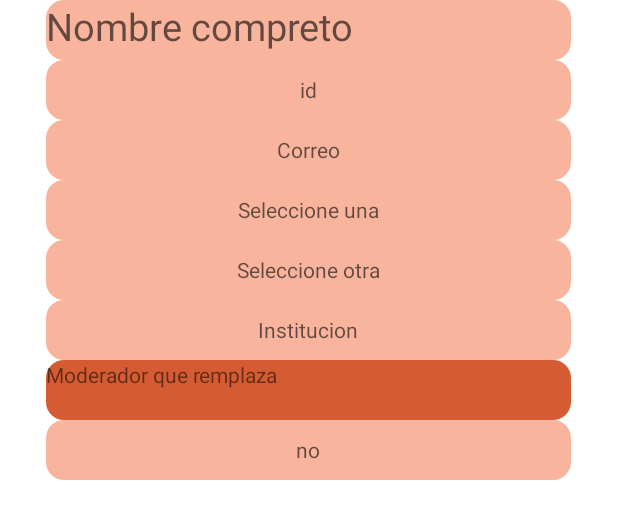
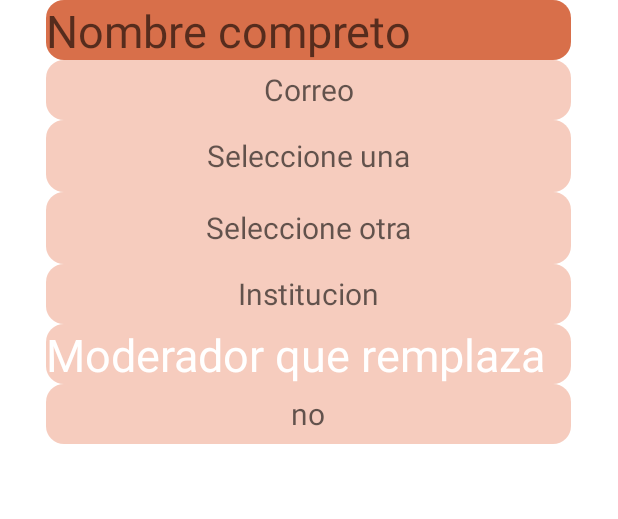
Before and after one commit to edwin-wq/ComMovProyecto, an Android app: the layout lista_item_moderador.xml on its own in the app's theme, with its tools: preview values and no code run, on a phone screen of 412 x 824 dp. Shown: the top 519 px of the screen. Run offline under Robolectric (Android 15) with nearby library versions, the phone set to English and light mode, and no system bars.

Commit message:
correcion de estilo al mostrar

```diff
--- a/app/src/main/java/com/example/commovproyecto/adaptadores/ListaModeradoresAdapter.java
+++ b/app/src/main/java/com/example/commovproyecto/adaptadores/ListaModeradoresAdapter.java
@@ -45,10 +45,11 @@ public class ListaModeradoresAdapter extends RecyclerView.Adapter<ListaModerador
     }
 
     public class ModeradorViewHolder extends RecyclerView.ViewHolder {
-        TextView viewId,viewNombre, viewCorreo, viewArea1, viewarea2, viewInstitucion, viewNombreMR;
+        //viewId
+        TextView viewNombre, viewCorreo, viewArea1, viewarea2, viewInstitucion, viewNombreMR;
         public ModeradorViewHolder(@NonNull View itemView) {
             super(itemView);
-            viewId= itemView.findViewById(R.id.viewId);
+            //viewId= itemView.findViewById(R.id.viewId);
             viewNombre= itemView.findViewById(R.id.viewNombreM);
             viewCorreo= itemView.findViewById(R.id.viewCorreo);
             viewArea1= itemView.findViewById(R.id.viewArea1);
--- a/app/src/main/res/drawable-mdpi/caja_text_style.xml
+++ b/app/src/main/res/drawable-mdpi/caja_text_style.xml
@@ -1,6 +1,6 @@
 <?xml version="1.0" encoding="utf-8"?>
 <shape xmlns:android="http://schemas.android.com/apk/res/android">
-<solid android:color="#F8B49D"> </solid>
+<solid android:color="#F6CCBE"> </solid>
     <spading
         android:right="2dp"
         android:left="2dp"
--- a/app/src/main/res/drawable-mdpi/text_style.xml
+++ b/app/src/main/res/drawable-mdpi/text_style.xml
@@ -1,6 +1,6 @@
 <?xml version="1.0" encoding="utf-8"?>
 <shape xmlns:android="http://schemas.android.com/apk/res/android">
-<solid android:color="#D55C32"> </solid>
+<solid android:color="#D86F4A"> </solid>
 <spading android:right="2dp"
         android:left="2dp"
         android:bottom="5dp"></spading>
--- a/app/src/main/res/layout/lista_item_moderador.xml
+++ b/app/src/main/res/layout/lista_item_moderador.xml
@@ -11,19 +11,11 @@
         android:id="@+id/viewNombreM"
         android:layout_width="350dp"
         android:layout_height="40dp"
-        android:background="@drawable/caja_text_style"
+        android:background="@drawable/text_style"
         android:hint="@string/nombreM"
+        android:textColor="@color/white"
         android:inputType="textPersonName"
-        android:textSize="25dp" />
-    <TextView
-        android:id="@+id/viewId"
-        android:layout_width="350dp"
-        android:layout_height="40dp"
-        android:gravity="center"
-        android:background="@drawable/caja_text_style"
-        android:hint="@string/Id"
-        android:inputType="textPersonName"
-         />
+        android:textSize="30dp" />
 
 
     <TextView
@@ -34,28 +26,31 @@
         android:gravity="center"
         android:hint="@string/correo"
         android:inputType="textPersonName"
-        tools:ignore="TouchTargetSizeCheck" />
+        tools:ignore="TouchTargetSizeCheck"
+        android:textColor="@color/white"
+        android:textSize="20dp"/>
 
     <TextView
         android:id="@+id/viewArea1"
         android:layout_width="350dp"
-        android:layout_height="40dp"
-        android:textColor="@color/white"
-        android:hint="@string/areaPri"
+        android:layout_height="48dp"
         android:background="@drawable/caja_text_style"
         android:gravity="center"
+        android:hint="@string/areaPri"
         android:inputType="textPersonName"
-        />
+        android:textColor="@color/white"
+        android:textSize="20dp"/>
+
     <TextView
         android:id="@+id/viewarea2"
         android:layout_width="350dp"
-        android:layout_height="40dp"
-        android:textColor="@color/white"
-        android:hint="@string/areaSec"
+        android:layout_height="48dp"
         android:background="@drawable/caja_text_style"
         android:gravity="center"
+        android:hint="@string/areaSec"
         android:inputType="textPersonName"
-        />
+        android:textColor="@color/white"
+        android:textSize="20dp"/>
 
     <TextView
         android:id="@+id/viewInstitucion"
@@ -65,14 +60,17 @@
         android:gravity="center"
         android:hint="@string/institucion"
         android:textColor="@color/white"
-        tools:ignore="TouchTargetSizeCheck" />
+        tools:ignore="TouchTargetSizeCheck"
+        android:textSize="20dp"/>
 
     <TextView
         android:layout_width="350dp"
         android:layout_height="40dp"
-        android:background="@drawable/text_style"
+        android:background="@drawable/caja_text_style"
         android:text="Moderador que remplaza"
-        tools:ignore="TouchTargetSizeCheck" />
+        tools:ignore="TouchTargetSizeCheck"
+        android:textColor="@color/white"
+        android:textSize="30dp"/>
 
     <TextView
         android:id="@+id/viewNombreMR"
@@ -83,7 +81,8 @@
         android:inputType="textPersonName"
         android:hint="no"
         android:textColor="@color/white"
-        tools:ignore="TouchTargetSizeCheck" />
+        tools:ignore="TouchTargetSizeCheck"
+        android:textSize="20dp"/>
 
 
 </LinearLayout>
```
